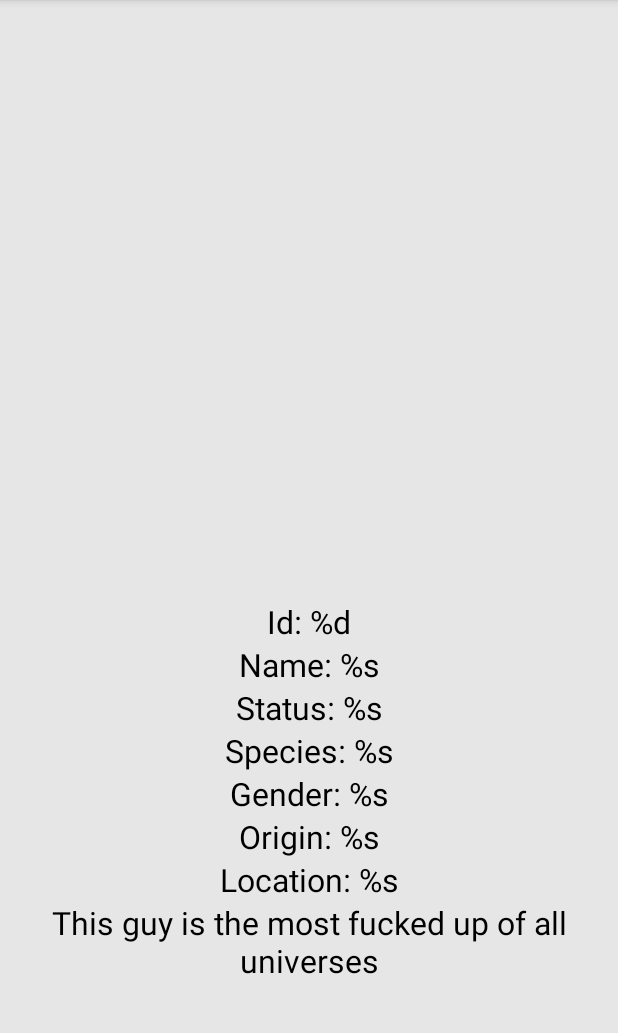
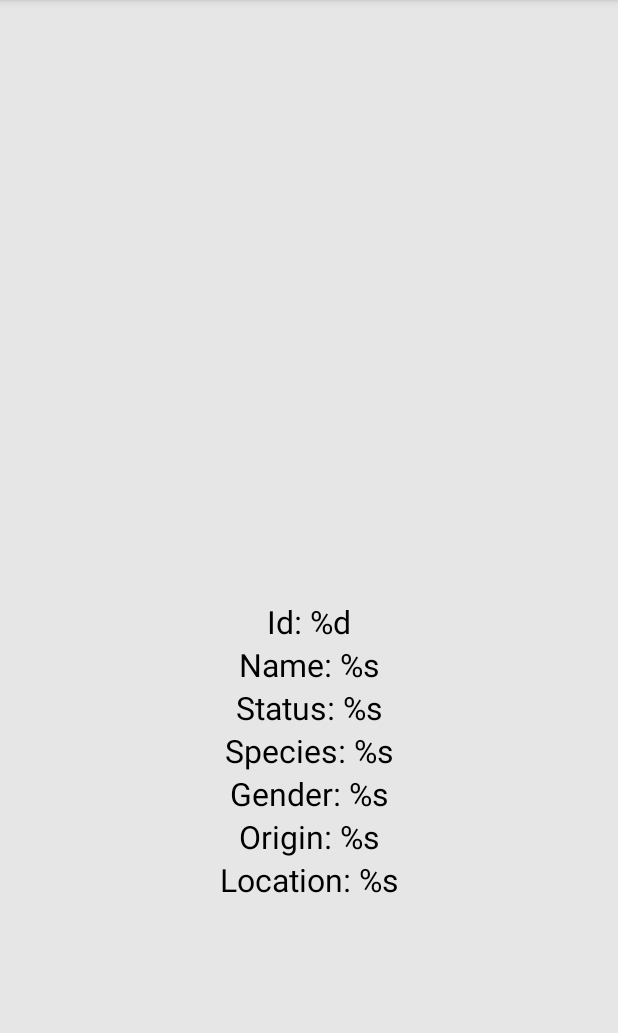
Before and after one commit to carvalho-0310/Rick_Morty_MVVM, an Android app: the InfoActivity screen opened directly, with no data from a screen before it, on a phone screen of 412 x 824 dp, the part 84-1117 px from its top. Run offline under Robolectric (Android 15) with nearby library versions, the phone set to English and light mode, and no system bars; network calls fail; pictures from the network do not load; 12 statements that could not run were skipped.

Commit message:
easter egg removed

```diff
--- a/app/src/main/java/com/example/rickmortymvvm/info/view/InfoActivity.kt
+++ b/app/src/main/java/com/example/rickmortymvvm/info/view/InfoActivity.kt
@@ -25,7 +25,6 @@ class InfoActivity : AppCompatActivity() {
         val idView = findViewById<TextView>(R.id.id_character)
         val originView = findViewById<TextView>(R.id.origin_info)
         val localization = findViewById<TextView>(R.id.localization_info)
-        val easterEggView = findViewById<TextView>(R.id.easter_egg)
         Glide.with(imageView)
             .load(character.image)
             .into(imageView)
@@ -45,9 +44,7 @@ class InfoActivity : AppCompatActivity() {
             val color = ContextCompat.getColor(statusView.context, R.color.colorgreemTrans)
             statusView.setBackgroundColor(color)
         }
-        if (false) {
-            easterEggView.text = getString(R.string.easter_egg)
-        }
+
         Objects.requireNonNull(supportActionBar)?.setDisplayHomeAsUpEnabled(true)
     }
 
--- a/app/src/main/res/layout/activity_infos.xml
+++ b/app/src/main/res/layout/activity_infos.xml
@@ -83,13 +83,5 @@
             android:textColor="#000000"
             android:textSize="21sp" />
 
-        <androidx.appcompat.widget.AppCompatTextView
-            android:id="@+id/easter_egg"
-            android:layout_width="match_parent"
-            android:layout_height="wrap_content"
-            android:gravity="center"
-            android:text="@string/easter_egg"
-            android:textColor="#000000"
-            android:textSize="21sp" />
     </LinearLayout>
 </ScrollView>
```
